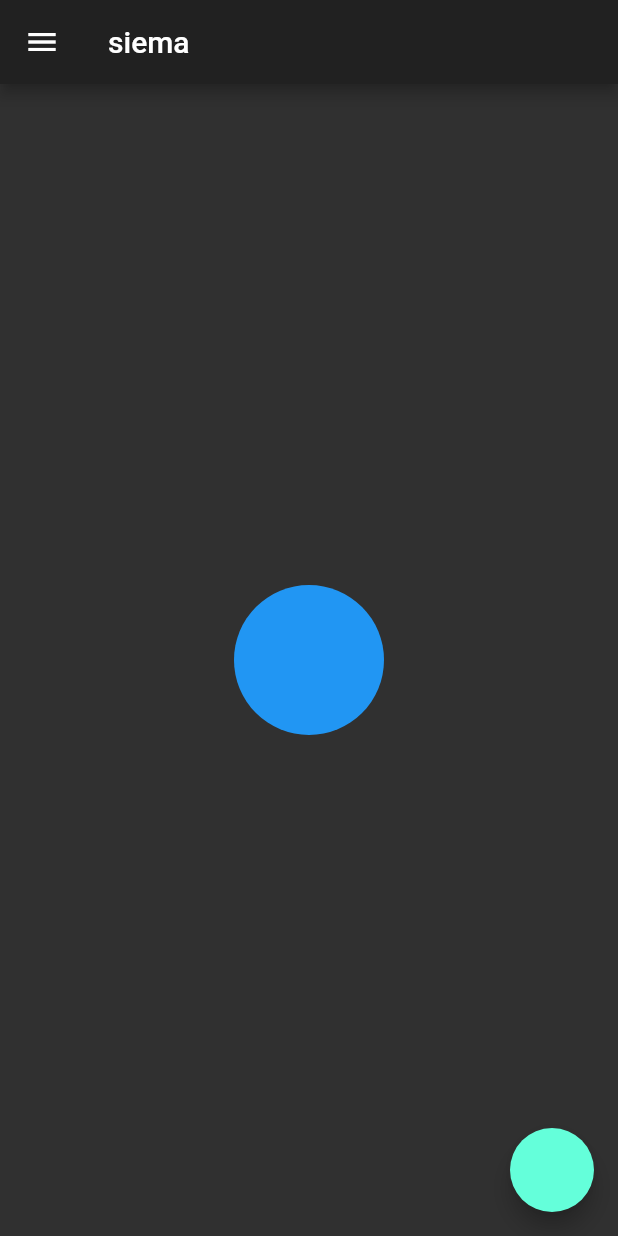
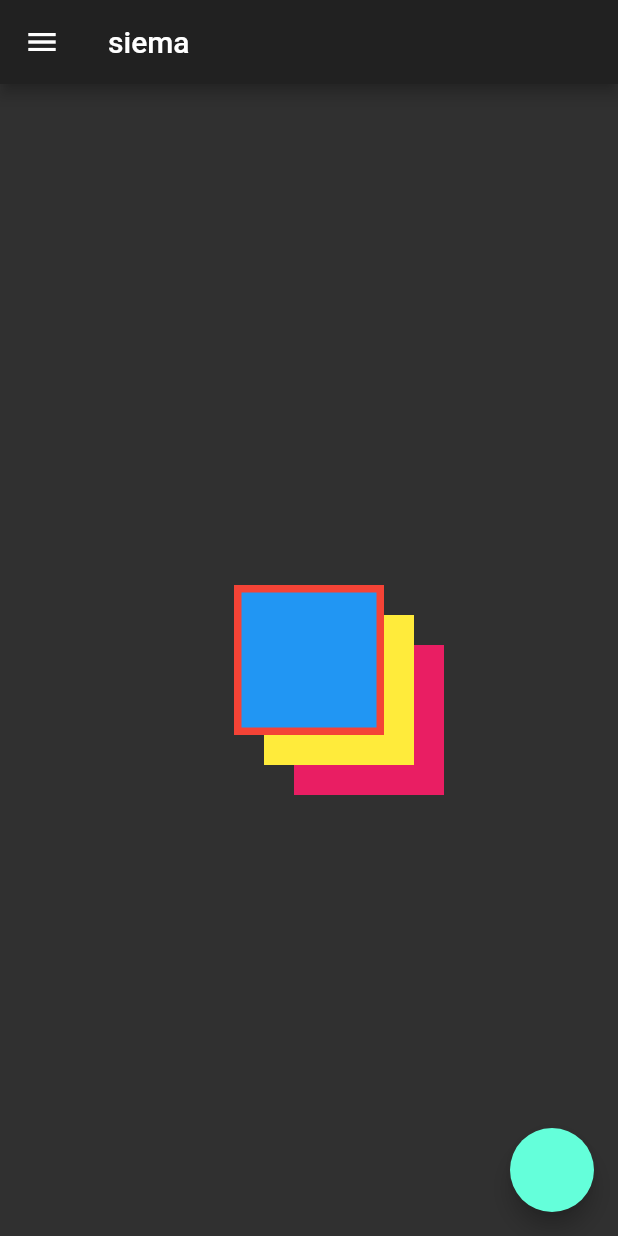
Before and after one commit to Czapelxd/flutter_test_app, a Flutter app: the screen it shows after launch, on a phone screen of 412 x 824 dp. Run offline on Flutter 3.47's test engine with Material 2 defaults, Android fonts, the phone set to English and light mode, and no system bars.

Commit message:
container and box decoration // border and boxShadow

```diff
--- a/lib/main.dart
+++ b/lib/main.dart
@@ -21,7 +21,12 @@ class MyApp extends StatelessWidget {
             height: 100,
             decoration: BoxDecoration(
               color: Colors.blue,
-              shape: BoxShape.circle,
+              border: Border.all(width: 5, color: Colors.red),
+              boxShadow: [
+                BoxShadow(offset: Offset(40, 40), color: Colors.pink),
+                BoxShadow(offset: Offset(20, 20), color: Colors.yellow),
+                ]
+              // shape: BoxShape.circle,
             ),
           ),
         ),
```
